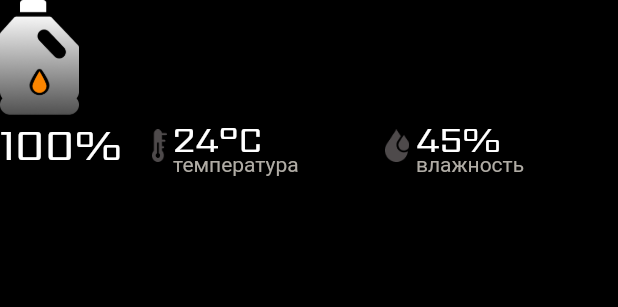
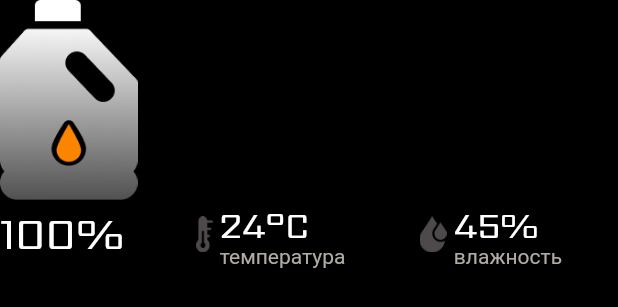
Before and after one commit to deorditse/fireplace_wifi_app, a Flutter app: what navigationBarSmartFireA5_1000() shows on an empty page, opened directly, on a phone screen of 412 x 824 dp. Shown: the top 307 px of the screen. Run offline on Flutter 3.47's test engine with Material 2 defaults, Android fonts, the light colour scheme and no system bars; our stand-ins replace connectivity_plus, dio, get, permission_handler; missing offline and left inert: network_info_plus.

Commit message:
update ui

```diff
--- a/lib/packages/ui_layout/pages/all_pages/smartFireA5_1000/widgets/navigation_bar_smartFireA5_1000.dart
+++ b/lib/packages/ui_layout/pages/all_pages/smartFireA5_1000/widgets/navigation_bar_smartFireA5_1000.dart
@@ -3,26 +3,27 @@ import 'package:flutter/cupertino.dart';
 
 Widget navigationBarSmartFireA5_1000(BuildContext context) {
   return SizedBox(
-    height: MediaQuery.of(context).size.width / 3.5,
+    height: MediaQuery.of(context).size.width / 2.3,
     child: Column(
       crossAxisAlignment: CrossAxisAlignment.start,
       mainAxisAlignment: MainAxisAlignment.end,
       children: [
-        Expanded(
-          // alignment: Alignment.topLeft,
+        Flexible(
           child: imageOil(),
         ),
         SizedBox(
-          height: MediaQuery.of(context).size.width / 10,
+          height: MediaQuery.of(context).size.width / 9,
           child: Row(
-            crossAxisAlignment: CrossAxisAlignment.end,
+            crossAxisAlignment: CrossAxisAlignment.center,
             mainAxisAlignment: MainAxisAlignment.spaceBetween,
             children: [
-              FittedBox(
-                child: percentOil(),
+              Flexible(
+                child: FittedBox(
+                  child: percentOil(),
+                ),
               ),
               SizedBox(
-                width: 20,
+                width: 15,
               ),
               iconValueDescription(
                 iconPath: 'assets/icons/temperature.png',
--- a/lib/packages/ui_layout/pages/all_pages/smartPrime_1000/body_page_smart_prime_1000.dart
+++ b/lib/packages/ui_layout/pages/all_pages/smartPrime_1000/body_page_smart_prime_1000.dart
@@ -80,7 +80,7 @@ class _StartBodyScreenFireplace extends StatelessWidget {
           SizedBox(height: mySizedHeigtBetweenAlert),
           timeWorkFireplace(context),
           SizedBox(
-            height: 40,
+            height: 10,
           ),
           Align(
             alignment: Alignment.topCenter,
--- a/lib/packages/ui_layout/pages/pages_for_integration/widgets/navigation_bar/my_navigation_bar.dart
+++ b/lib/packages/ui_layout/pages/pages_for_integration/widgets/navigation_bar/my_navigation_bar.dart
@@ -14,7 +14,7 @@ Text percentOil() => Text(
 
 Widget myNavigationBar(context) {
   return SizedBox(
-    height: MediaQuery.of(context).size.height / 9,
+    height: MediaQuery.of(context).size.width / 3,
     child: Row(
       crossAxisAlignment: CrossAxisAlignment.end,
       mainAxisAlignment: MainAxisAlignment.spaceBetween,
@@ -39,7 +39,6 @@ Widget myNavigationBar(context) {
           ),
         ),
         Expanded(
-          flex: 1,
           child: Column(
             crossAxisAlignment: CrossAxisAlignment.end,
             mainAxisAlignment: MainAxisAlignment.end,
@@ -86,9 +85,10 @@ Widget iconValueDescription(
           // flex: 3,
           child: Column(
             crossAxisAlignment: CrossAxisAlignment.start,
-            // mainAxisSize: MainAxisSize.min,
+            mainAxisAlignment: MainAxisAlignment.end,
+            mainAxisSize: MainAxisSize.min,
             children: [
-              Expanded(
+              Flexible(
                 child: Text(
                   '$value',
                   style: myTextStyleFontSarpanch(fontSize: 24),
--- a/lib/packages/ui_layout/style_app/style.dart
+++ b/lib/packages/ui_layout/style_app/style.dart
@@ -50,7 +50,7 @@ class MyContainerAlert extends StatelessWidget {
 
   @override
   Widget build(BuildContext context) {
-    Color _mainColor = borderColor ?? Theme.of(context).primaryColor;
+    Color _mainColor = borderColor ?? myTwoColor;
     return _MyContainerAlert(
       height: height,
       width: width,
@@ -93,7 +93,8 @@ class _MyContainerAlert extends StatelessWidget {
           height: height ?? MediaQuery.of(context).size.height / 10,
           width: width ?? MediaQuery.of(context).size.width,
           decoration: _myBoxDecorationBorder(
-              context: context, colorBorder: borderColor),
+              context: context,
+              colorBorder: borderColor ?? myTwoColor), // myTwoColor),
           child: Padding(
             padding: const EdgeInsets.all(8.0),
             child: Center(
```
Also changed, not shown: lib/packages/ui_layout/pages/all_pages/smartFireA7_1000/widgets/navigation_bar_smartFireA7_1000.dart (+3 -4 lines), lib/packages/ui_layout/pages/pages_for_integration/widgets/app_bar/body_block_fireplace/block_fireplace.dart (+5 -12 lines).
